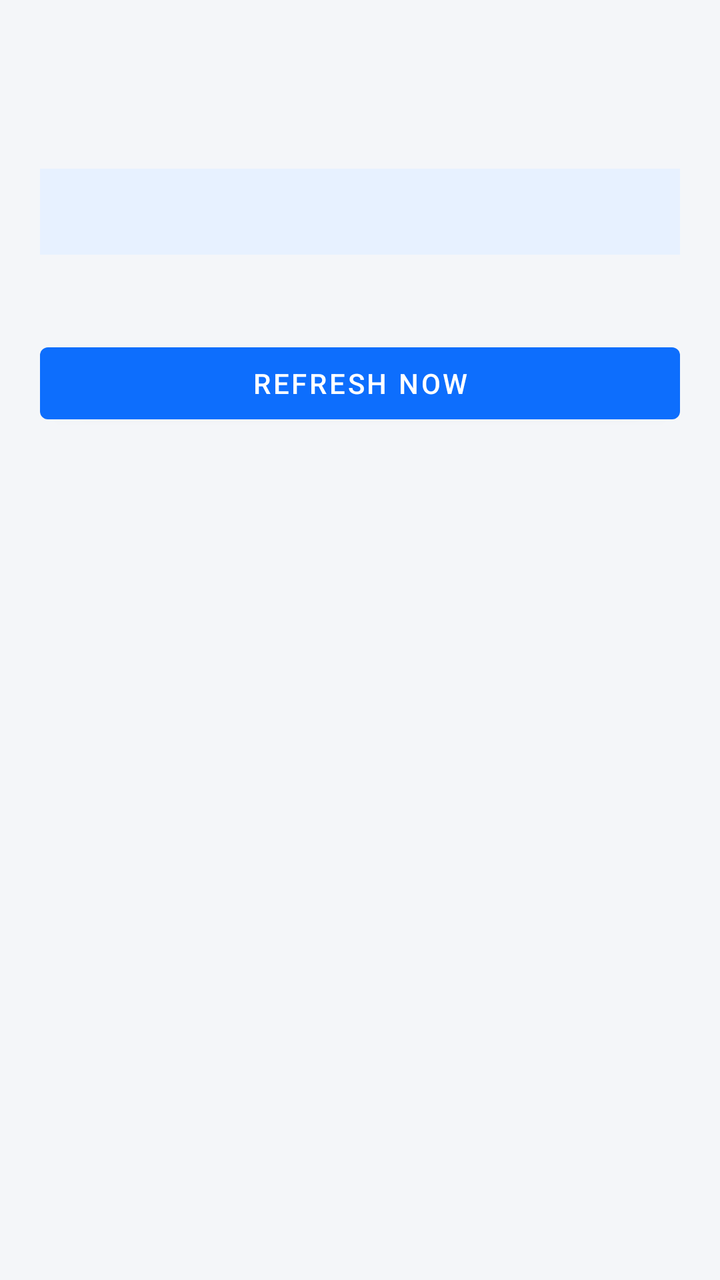
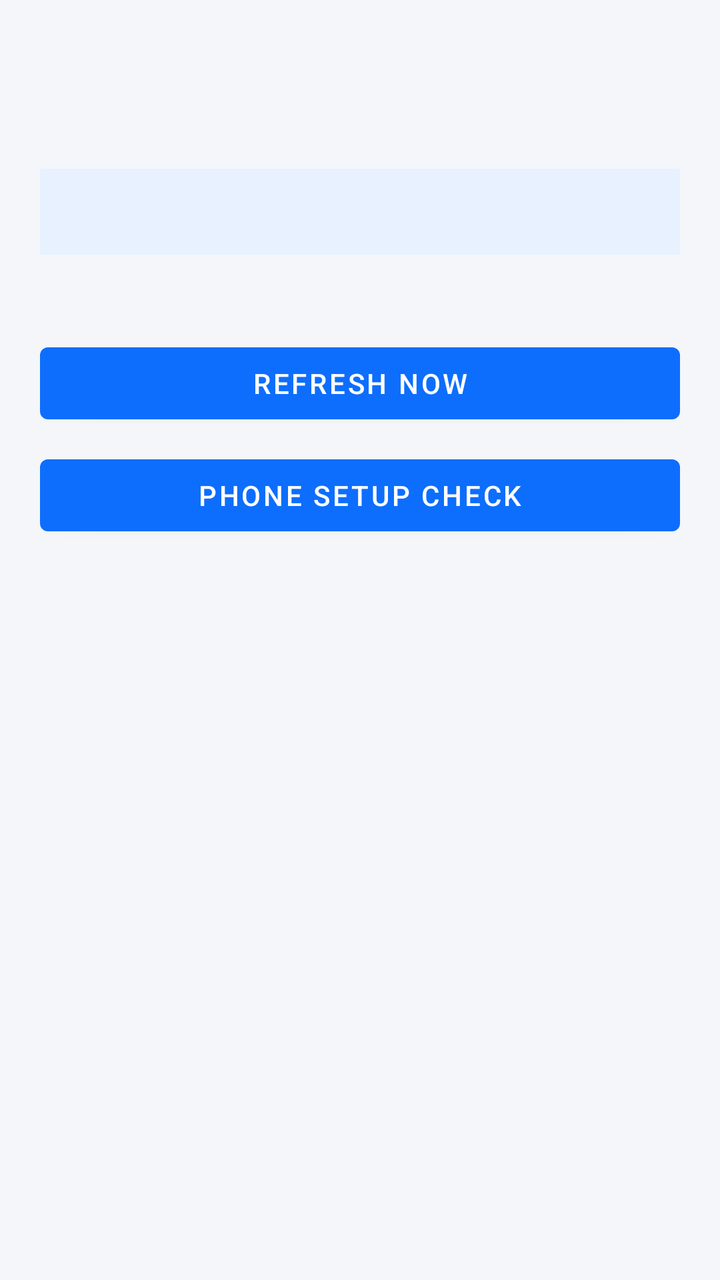

Screens rendered from an Android XML layout before and after an edit, with the pre-edit source and the edit as a unified diff.
<!-- AndroidManifest.xml: application theme Theme.Installment -->
<!-- res/layout/activity_main.xml -->
<?xml version="1.0" encoding="utf-8"?>
<ScrollView xmlns:android="http://schemas.android.com/apk/res/android"
    android:layout_width="match_parent"
    android:layout_height="match_parent"
    android:fillViewport="true">

    <LinearLayout
        android:layout_width="match_parent"
        android:layout_height="wrap_content"
        android:orientation="vertical"
        android:padding="20dp">

        <TextView
            android:id="@+id/shopName"
            android:layout_width="match_parent"
            android:layout_height="wrap_content"
            android:textSize="22sp"
            android:textStyle="bold" />

        <TextView
            android:id="@+id/shopContact"
            android:layout_width="match_parent"
            android:layout_height="wrap_content"
            android:layout_marginBottom="16dp"
            android:textColor="#555555" />

        
        <TextView
            android:id="@+id/managedBanner"
            android:layout_width="match_parent"
            android:layout_height="wrap_content"
            android:background="#E7F1FF"
            android:padding="12dp"
            android:textColor="#0A3069" />

        <TextView
            android:id="@+id/notManagedBanner"
            android:layout_width="match_parent"
            android:layout_height="wrap_content"
            android:layout_marginTop="8dp"
            android:background="#FDECEA"
            android:padding="12dp"
            android:text="@string/not_managed_warning"
            android:textColor="#842029"
            android:visibility="gone" />

        <LinearLayout
            android:id="@+id/enrollSection"
            android:layout_width="match_parent"
            android:layout_height="wrap_content"
            android:layout_marginTop="16dp"
            android:orientation="vertical"
            android:visibility="gone">

            <TextView
                android:id="@+id/enrollStatus"
                android:layout_width="match_parent"
                android:layout_height="wrap_content"
                android:layout_marginBottom="8dp" />

            <EditText
                android:id="@+id/apiUrlInput"
                android:layout_width="match_parent"
                android:layout_height="wrap_content"
                android:autofillHints="url"
                android:hint="Server address (https://...)"
                android:importantForAutofill="no"
                android:inputType="textUri" />

            <EditText
                android:id="@+id/codeInput"
                android:layout_width="match_parent"
                android:layout_height="wrap_content"
                android:hint="Enrollment code"
                android:importantForAutofill="no"
                android:inputType="textCapCharacters|textNoSuggestions" />

            <Button
                android:id="@+id/enrollButton"
                android:layout_width="match_parent"
                android:layout_height="wrap_content"
                android:layout_marginTop="8dp"
                android:text="Enroll this phone" />
        </LinearLayout>

        <LinearLayout
            android:id="@+id/summarySection"
            android:layout_width="match_parent"
            android:layout_height="wrap_content"
            android:layout_marginTop="16dp"
            android:orientation="vertical"
            android:visibility="gone">

            <TextView
                android:id="@+id/deviceLine"
                android:layout_width="match_parent"
                android:layout_height="wrap_content"
                android:textColor="#555555" />

            <TextView
                android:id="@+id/remaining"
                android:layout_width="match_parent"
                android:layout_height="wrap_content"
                android:layout_marginTop="12dp"
                android:textSize="28sp"
                android:textStyle="bold" />

            <TextView
                android:id="@+id/remainingLabel"
                android:layout_width="match_parent"
                android:layout_height="wrap_content"
                android:text="Remaining balance"
                android:textColor="#555555" />

            <TextView
                android:id="@+id/details"
                android:layout_width="match_parent"
                android:layout_height="wrap_content"
                android:layout_marginTop="16dp"
                android:lineSpacingExtra="6dp"
                android:textSize="16sp" />

            <TextView
                android:id="@+id/overdueBox"
                android:layout_width="match_parent"
                android:layout_height="wrap_content"
                android:layout_marginTop="16dp"
                android:background="#FDECEA"
                android:padding="12dp"
                android:textColor="#842029"
                android:visibility="gone" />

            <TextView
                android:id="@+id/policyLine"
                android:layout_width="match_parent"
                android:layout_height="wrap_content"
                android:layout_marginTop="16dp"
                android:textColor="#555555" />
        </LinearLayout>

        <TextView
            android:id="@+id/syncLine"
            android:layout_width="match_parent"
            android:layout_height="wrap_content"
            android:layout_marginTop="16dp"
            android:textColor="#777777"
            android:textSize="12sp" />

        <Button
            android:id="@+id/refreshButton"
            android:layout_width="match_parent"
            android:layout_height="wrap_content"
            android:layout_marginTop="8dp"
            android:text="Refresh now" />
    </LinearLayout>
</ScrollView>
<!-- resources referenced by this layout -->
<resources>
  <string name="not_managed_warning">This phone is NOT enrolled as a managed device. Uninstall protection and restrictions are not active.</string>
  <style name="Theme.Installment" parent="Theme.MaterialComponents.Light.NoActionBar">
          <item name="colorPrimary">@color/brand</item>
          <item name="colorPrimaryDark">@color/brand_dark</item>
          <item name="android:windowBackground">@color/surface</item>
      </style>
  <color name="brand">#0D6EFD</color>
  <color name="brand_dark">#0A58CA</color>
  <color name="surface">#F4F6F9</color>
</resources>

<!-- the commit's change to res/layout/activity_main.xml (unified diff, before → after) -->
@@ -152,5 +152,12 @@
             android:layout_height="wrap_content"
             android:layout_marginTop="8dp"
             android:text="Refresh now" />
+
+        <Button
+            android:id="@+id/setupCheckButton"
+            android:layout_width="match_parent"
+            android:layout_height="wrap_content"
+            android:layout_marginTop="8dp"
+            android:text="Phone setup check" />
     </LinearLayout>
 </ScrollView>
